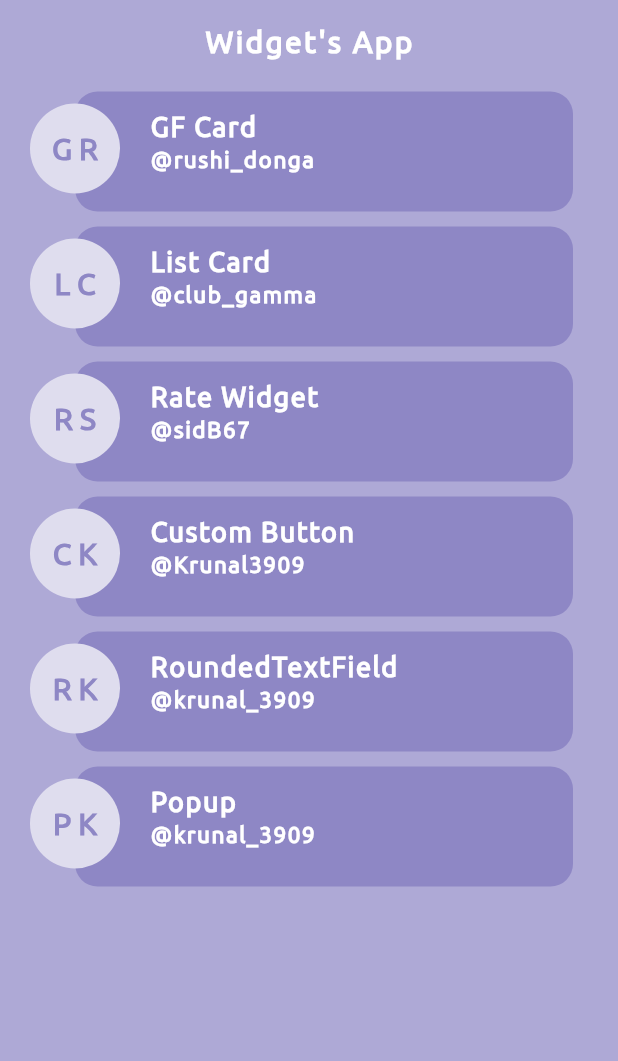
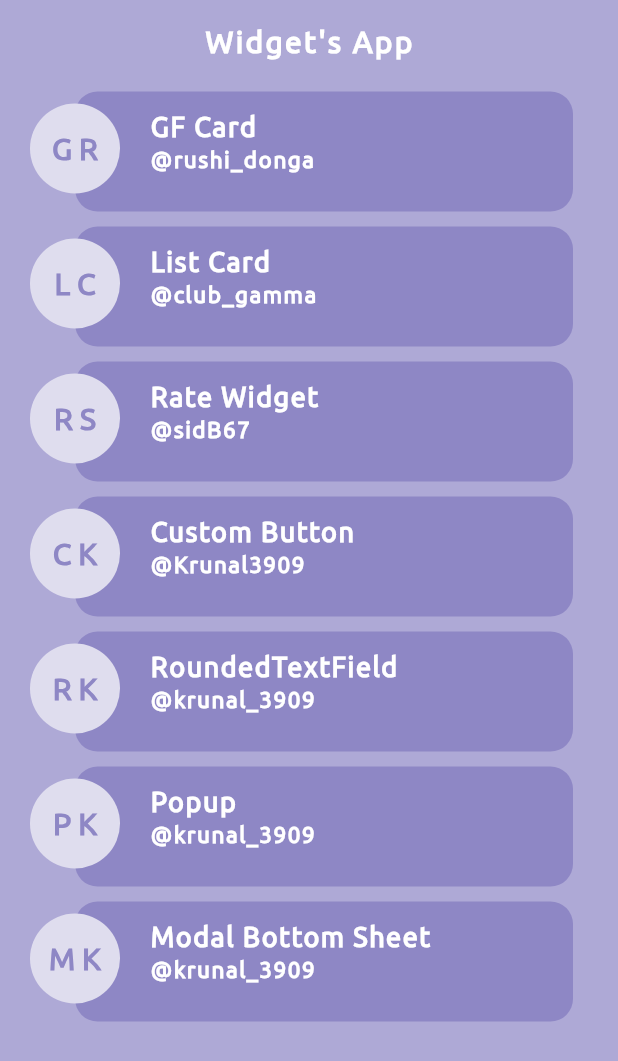
Before and after one commit to clubgamma/pocket_widgets, a Flutter app: the screen it shows after launch, on a phone screen of 412 x 824 dp. Shown: the top 1061 px of the screen. Run offline on Flutter 3.47's test engine with Material 2 defaults, Android fonts, the phone set to English and light mode, and no system bars; our stand-ins replace flutter_staggered_animations, getwidget, rflutter_alert.

Commit message:
Update home_page.dart

```diff
--- a/lib/Screens/home_page.dart
+++ b/lib/Screens/home_page.dart
@@ -4,6 +4,7 @@ import 'package:flutter/painting.dart';
 import 'package:flutter/rendering.dart';
 import 'package:flutter_staggered_animations/flutter_staggered_animations.dart';
 import 'package:widgets_book/Constants/color.dart';
+import 'package:widgets_book/Contributions/modal_bottom_sheet_krunal3909.dart';
 import 'package:widgets_book/Contributions/rushi_donga.dart';
 import 'package:widgets_book/Contributions/sidB67.dart';
 import 'package:widgets_book/Contributions/Krunal3909_custom_button.dart';
@@ -89,6 +90,16 @@ class _HomePageState extends State<HomePage> {
           widgetName: "Popup",
           contributorName: "krunal_3909",
         ),
+      ),
+
+      GestureDetector(
+        onTap: (){
+          Navigator.push(context, MaterialPageRoute(builder: (context) => ModalBottomSheet(contributorName: "krunal3909", widgetName: "Bottom Sheet")));
+        },
+        child: HomeCard(
+          widgetName: "Modal Bottom Sheet",
+          contributorName: "krunal_3909",
+        ),
       )
 
     ];
```
